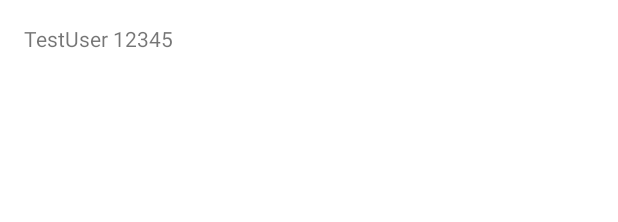
After one commit to danmaqua/danmaqua-android, an Android app: the layout danmaku_simple_item_view.xml on its own in the app's theme, with its tools: preview values and no code run, on a phone screen of 412 x 824 dp. The commit adds this screen. Shown: the top 222 px of the screen. Run offline under Robolectric (Android 15) with nearby library versions, the phone set to English and light mode, and no system bars.

Commit message:
MainActivity: Simple danmaku list
Signed-off-by: Siubeng Fung <fython@163.com>

```diff
--- a/app/src/main/java/moe/feng/danmaqua/ui/list/SubscriptionItemViewDelegate.kt
+++ b/app/src/main/java/moe/feng/danmaqua/ui/list/SubscriptionItemViewDelegate.kt
@@ -1,7 +1,6 @@
 package moe.feng.danmaqua.ui.list
 
 import android.content.Context
-import android.util.Log
 import android.view.LayoutInflater
 import android.view.View
 import android.view.ViewGroup
@@ -14,7 +13,6 @@ import kotlinx.coroutines.launch
 import moe.feng.danmaqua.R
 import moe.feng.danmaqua.model.Subscription
 import moe.feng.danmaqua.util.HttpUtils
-import moe.feng.danmaqua.util.ext.TAG
 
 class SubscriptionItemViewDelegate(var callback: Callback? = null)
     : ItemViewDelegate<Subscription, SubscriptionItemViewDelegate.ViewHolder>() {
@@ -58,10 +56,8 @@ class SubscriptionItemViewDelegate(var callback: Callback? = null)
         })
         avatarRing.isVisible = item.selected
 
-        Log.i(TAG, "pos=$adapterPosition name=${item.username}")
         avatarLoadTask?.cancel()
         avatarLoadTask = launch {
-            Log.i(TAG, "pos=$adapterPosition name=${item.username} avatar=${item.avatar}")
             avatarView.setImageBitmap(HttpUtils.loadBitmapWithCache(item.avatar))
         }
     }
--- /dev/null
+++ b/app/src/main/res/layout/danmaku_simple_item_view.xml
@@ -0,0 +1,15 @@
+<?xml version="1.0" encoding="utf-8"?>
+<FrameLayout
+    xmlns:android="http://schemas.android.com/apk/res/android"
+    xmlns:tools="http://schemas.android.com/tools"
+    android:layout_width="match_parent"
+    android:layout_height="wrap_content"
+    android:layout_margin="16dp">
+
+    <TextView
+        android:id="@android:id/text1"
+        android:layout_width="wrap_content"
+        android:layout_height="wrap_content"
+        tools:text="TestUser 12345"/>
+
+</FrameLayout>
--- a/app/src/main/res/layout/main_activity.xml
+++ b/app/src/main/res/layout/main_activity.xml
@@ -29,6 +29,9 @@
             android:id="@+id/recyclerView"
             android:layout_width="match_parent"
             android:layout_height="match_parent"
+            android:layout_marginBottom="56dp"
+            app:reverseLayout="true"
+            app:layoutManager="androidx.recyclerview.widget.LinearLayoutManager"
             app:layout_behavior="@string/appbar_scrolling_view_behavior"/>
 
         <com.google.android.material.bottomappbar.BottomAppBar
```
Also changed, not shown: app/src/main/java/moe/feng/danmaqua/ui/MainActivity.kt (+30 -1 lines), app/src/main/java/moe/feng/danmaqua/ui/list/SimpleDanmakuItemViewDelegate.kt (added, +31 -0 lines).
